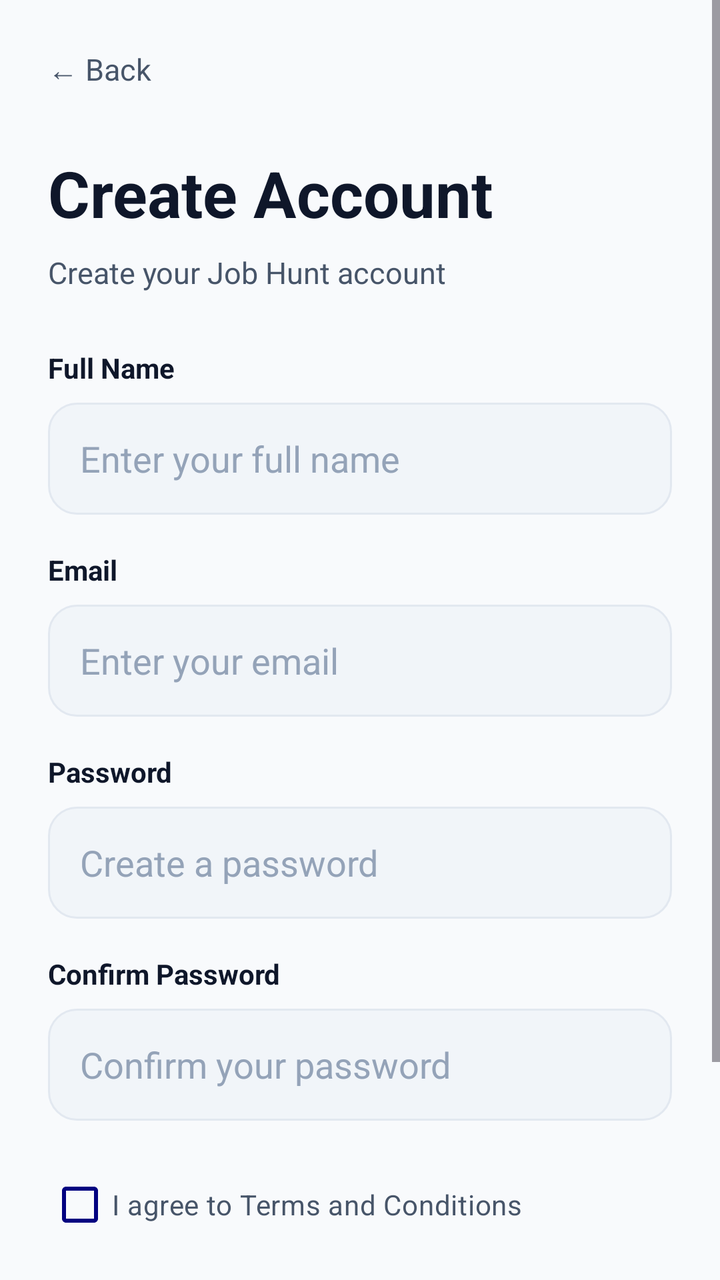
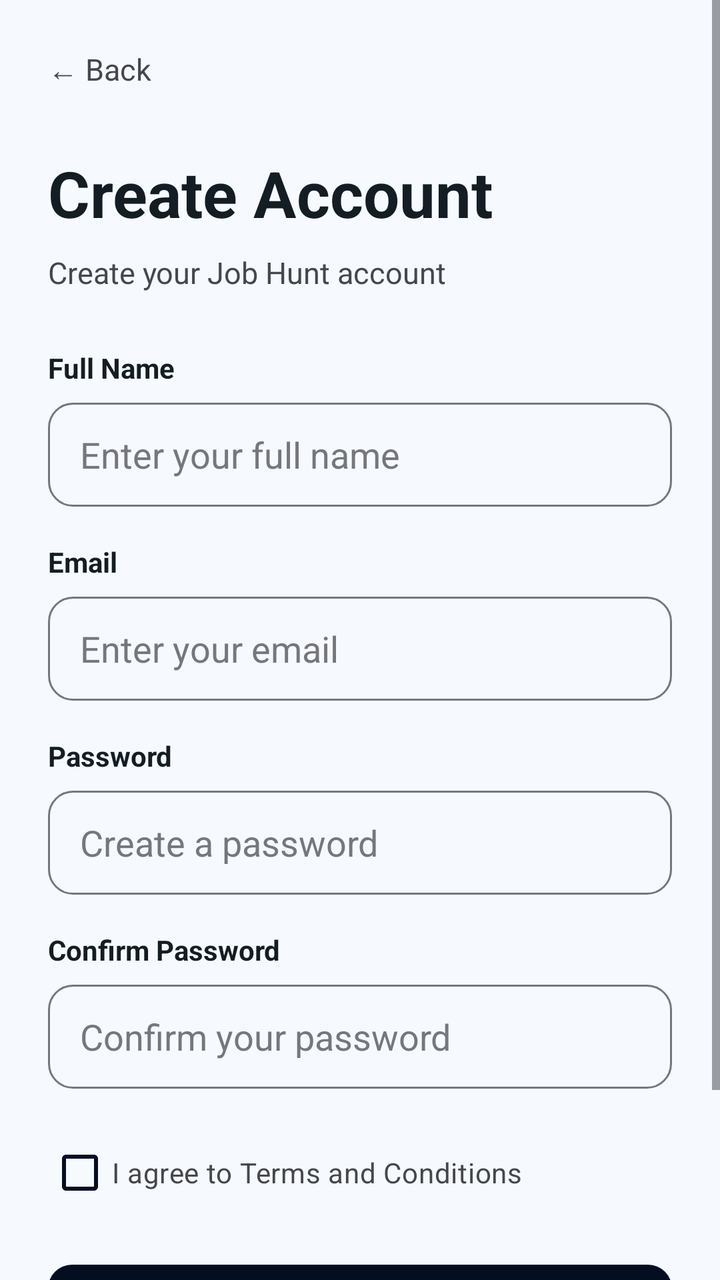

An Android layout rendered at two revisions. The XML below is the earlier revision; the diff shows what the commit changed to produce the second picture.
<!-- AndroidManifest.xml: application theme Theme.MiniJobHunt -->
<!-- res/layout/activity_client_free_lancer_register.xml -->
<?xml version="1.0" encoding="utf-8"?>
<ScrollView xmlns:android="http://schemas.android.com/apk/res/android"
    android:layout_width="match_parent"
    android:layout_height="match_parent"
    android:fillViewport="true"
    android:background="@color/background">

    <LinearLayout
        android:layout_width="match_parent"
        android:layout_height="wrap_content"
        android:orientation="vertical"
        android:padding="24dp">

        
        <TextView
            android:id="@+id/txtBack"
            android:layout_width="wrap_content"
            android:layout_height="wrap_content"
            android:text="← Back"
            android:textColor="@color/text_secondary"
            android:textSize="15sp" />

        
        <TextView
            android:layout_width="wrap_content"
            android:layout_height="wrap_content"
            android:layout_marginTop="30dp"
            android:text="Create Account"
            android:textColor="@color/text_primary"
            android:textSize="32sp"
            android:textStyle="bold" />

        
        <TextView
            android:layout_width="wrap_content"
            android:layout_height="wrap_content"
            android:layout_marginTop="8dp"
            android:layout_marginBottom="28dp"
            android:text="Create your Job Hunt account"
            android:textColor="@color/text_secondary"
            android:textSize="15sp" />

        
        <TextView
            android:text="Full Name"
            android:textStyle="bold"
            android:textColor="@color/text_primary"
            android:layout_width="wrap_content"
            android:layout_height="wrap_content"/>

        <EditText
            android:id="@+id/etName"
            android:layout_width="match_parent"
            android:layout_height="56dp"
            android:layout_marginTop="8dp"
            android:background="@drawable/bg_input"
            android:hint="Enter your full name"
            android:paddingHorizontal="16dp"
            android:textColor="@color/text_primary"
            android:textColorHint="@color/text_hint"
            android:inputType="textPersonName"/>

        
        <TextView
            android:layout_marginTop="18dp"
            android:text="Email"
            android:textStyle="bold"
            android:textColor="@color/text_primary"
            android:layout_width="wrap_content"
            android:layout_height="wrap_content"/>

        <EditText
            android:id="@+id/etEmail"
            android:layout_width="match_parent"
            android:layout_height="56dp"
            android:layout_marginTop="8dp"
            android:background="@drawable/bg_input"
            android:hint="Enter your email"
            android:paddingHorizontal="16dp"
            android:textColor="@color/text_primary"
            android:textColorHint="@color/text_hint"
            android:inputType="textEmailAddress"/>

        
        <TextView
            android:layout_marginTop="18dp"
            android:text="Password"
            android:textStyle="bold"
            android:textColor="@color/text_primary"
            android:layout_width="wrap_content"
            android:layout_height="wrap_content"/>

        <EditText
            android:id="@+id/etPassword"
            android:layout_width="match_parent"
            android:layout_height="56dp"
            android:layout_marginTop="8dp"
            android:background="@drawable/bg_input"
            android:hint="Create a password"
            android:paddingHorizontal="16dp"
            android:textColor="@color/text_primary"
            android:textColorHint="@color/text_hint"
            android:inputType="textPassword"/>

        
        <TextView
            android:layout_marginTop="18dp"
            android:text="Confirm Password"
            android:textStyle="bold"
            android:textColor="@color/text_primary"
            android:layout_width="wrap_content"
            android:layout_height="wrap_content"/>

        <EditText
            android:id="@+id/etConfirmPassword"
            android:layout_width="match_parent"
            android:layout_height="56dp"
            android:layout_marginTop="8dp"
            android:background="@drawable/bg_input"
            android:hint="Confirm your password"
            android:paddingHorizontal="16dp"
            android:textColor="@color/text_primary"
            android:textColorHint="@color/text_hint"
            android:inputType="textPassword"/>

        
        <CheckBox
            android:id="@+id/chkTerms"
            android:layout_width="wrap_content"
            android:layout_height="wrap_content"
            android:layout_marginTop="18dp"
            android:buttonTint="@color/primary"
            android:text="I agree to Terms and Conditions"
            android:textColor="@color/text_secondary"/>

        
        <Button
            android:id="@+id/btnRegister"
            android:layout_width="match_parent"
            android:layout_height="56dp"
            android:layout_marginTop="22dp"
            android:backgroundTint="@color/primary"
            android:text="Create Account"
            android:textAllCaps="false"
            android:textColor="@color/text_on_primary"
            android:textSize="16sp"
            android:textStyle="bold"/>

        
        <LinearLayout
            android:layout_width="wrap_content"
            android:layout_height="wrap_content"
            android:layout_gravity="center"
            android:layout_marginTop="24dp"
            android:orientation="horizontal">

            <TextView
                android:layout_width="wrap_content"
                android:layout_height="wrap_content"
                android:text="Already have an account? "
                android:textColor="@color/text_secondary"/>

            <TextView
                android:id="@+id/txtLogin"
                android:layout_width="wrap_content"
                android:layout_height="wrap_content"
                android:text="Sign In"
                android:textColor="@color/primary"
                android:textStyle="bold"/>

        </LinearLayout>

    </LinearLayout>

</ScrollView>
<!-- resources referenced by this layout -->
<resources>
  <color name="background">#F8FAFC</color>
  <color name="primary">#000080</color>
  <color name="text_hint">#94A3B8</color>
  <color name="text_on_primary">#FFFFFF</color>
  <color name="text_primary">#0F172A</color>
  <color name="text_secondary">#475569</color>
  <!-- drawable bg_input (drawable) -->
  <?xml version="1.0" encoding="utf-8"?>
  <ripple xmlns:android="http://schemas.android.com/apk/res/android"
      android:color="@color/primary_light">
      <item>
          <shape android:shape="rectangle">
              <solid android:color="@color/surface_variant" />
              <corners android:radius="14dp" />
              <stroke
                  android:width="1dp"
                  android:color="@color/divider" />
          </shape>
      </item>
  </ripple>
  <style name="Theme.MiniJobHunt" parent="Base.Theme.MiniJobHunt" />
  <color name="primary_light">#E6E6FF</color>
  <color name="surface_variant">#F1F5F9</color>
  <color name="divider">#E2E8F0</color>
  <style name="Base.Theme.MiniJobHunt" parent="Theme.Material3.DayNight.NoActionBar">
          <item name="colorPrimary">@color/primary</item>
          <item name="colorOnPrimary">@color/white</item>
          <item name="colorPrimaryContainer">@color/primary_light</item>
          <item name="colorOnPrimaryContainer">@color/primary_dark</item>
  
          <item name="colorSecondary">@color/info</item>
          <item name="colorOnSecondary">@color/white</item>
  
          <item name="android:windowBackground">@color/background</item>
          <item name="android:statusBarColor">@color/background</item>
          <item name="android:windowLightStatusBar">true</item>
  
          
          <item name="textAppearanceHeadlineLarge">@style/AppText.HeadlineLarge</item>
          <item name="textAppearanceTitleMedium">@style/AppText.TitleMedium</item>
          <item name="textAppearanceBodyLarge">@style/AppText.BodyLarge</item>
      </style>
  <color name="white">#FFFFFF</color>
  <color name="primary_dark">#000066</color>
  <color name="info">#000080</color>
  <style name="AppText.HeadlineLarge">
          <item name="android:textSize">30sp</item>
          <item name="android:textStyle">bold</item>
          <item name="android:textColor">@color/text_primary</item>
          <item name="android:letterSpacing">-0.02</item>
      </style>
  <style name="AppText.TitleMedium">
          <item name="android:textSize">18sp</item>
          <item name="android:textStyle">bold</item>
          <item name="android:textColor">@color/text_primary</item>
      </style>
  <style name="AppText.BodyLarge">
          <item name="android:textSize">16sp</item>
          <item name="android:textColor">@color/text_secondary</item>
      </style>
</resources>

<!-- the commit's change to res/layout/activity_client_free_lancer_register.xml (unified diff, before → after) -->
@@ -1,5 +1,6 @@
 <?xml version="1.0" encoding="utf-8"?>
 <ScrollView xmlns:android="http://schemas.android.com/apk/res/android"
+    xmlns:app="http://schemas.android.com/apk/res-auto"
     android:layout_width="match_parent"
     android:layout_height="match_parent"
     android:fillViewport="true"
@@ -42,109 +43,107 @@
 
         
         <TextView
+            android:layout_width="wrap_content"
+            android:layout_height="wrap_content"
             android:text="Full Name"
-            android:textStyle="bold"
             android:textColor="@color/text_primary"
-            android:layout_width="wrap_content"
-            android:layout_height="wrap_content"/>
+            android:textStyle="bold" />
 
         <EditText
             android:id="@+id/etName"
             android:layout_width="match_parent"
-            android:layout_height="56dp"
+            android:layout_height="52dp"
             android:layout_marginTop="8dp"
-            android:background="@drawable/bg_input"
+            android:background="@drawable/bg_input_rounded"
             android:hint="Enter your full name"
+            android:inputType="textPersonName"
             android:paddingHorizontal="16dp"
             android:textColor="@color/text_primary"
-            android:textColorHint="@color/text_hint"
-            android:inputType="textPersonName"/>
+            android:textColorHint="@color/text_hint" />
 
         
         <TextView
+            android:layout_width="wrap_content"
+            android:layout_height="wrap_content"
             android:layout_marginTop="18dp"
             android:text="Email"
-            android:textStyle="bold"
             android:textColor="@color/text_primary"
-            android:layout_width="wrap_content"
-            android:layout_height="wrap_content"/>
+            android:textStyle="bold" />
 
         <EditText
             android:id="@+id/etEmail"
             android:layout_width="match_parent"
-            android:layout_height="56dp"
+            android:layout_height="52dp"
             android:layout_marginTop="8dp"
-            android:background="@drawable/bg_input"
+            android:background="@drawable/bg_input_rounded"
             android:hint="Enter your email"
+            android:inputType="textEmailAddress"
             android:paddingHorizontal="16dp"
             android:textColor="@color/text_primary"
-            android:textColorHint="@color/text_hint"
-            android:inputType="textEmailAddress"/>
+            android:textColorHint="@color/text_hint" />
 
         
         <TextView
+            android:layout_width="wrap_content"
+            android:layout_height="wrap_content"
             android:layout_marginTop="18dp"
             android:text="Password"
-            android:textStyle="bold"
             android:textColor="@color/text_primary"
-            android:layout_width="wrap_content"
-            android:layout_height="wrap_content"/>
+            android:textStyle="bold" />
 
         <EditText
             android:id="@+id/etPassword"
             android:layout_width="match_parent"
-            android:layout_height="56dp"
+            android:layout_height="52dp"
             android:layout_marginTop="8dp"
-            android:background="@drawable/bg_input"
+            android:background="@drawable/bg_input_rounded"
             android:hint="Create a password"
+            android:inputType="textPassword"
             android:paddingHorizontal="16dp"
             android:textColor="@color/text_primary"
-            android:textColorHint="@color/text_hint"
-            android:inputType="textPassword"/>
+            android:textColorHint="@color/text_hint" />
 
         
         <TextView
+            android:layout_width="wrap_content"
+            android:layout_height="wrap_content"
             android:layout_marginTop="18dp"
             android:text="Confirm Password"
-            android:textStyle="bold"
             android:textColor="@color/text_primary"
-            android:layout_width="wrap_content"
-            android:layout_height="wrap_content"/>
+            android:textStyle="bold" />
 
         <EditText
             android:id="@+id/etConfirmPassword"
             android:layout_width="match_parent"
-            android:layout_height="56dp"
+            android:layout_height="52dp"
             android:layout_marginTop="8dp"
-            android:background="@drawable/bg_input"
+            android:background="@drawable/bg_input_rounded"
             android:hint="Confirm your password"
+            android:inputType="textPassword"
             android:paddingHorizontal="16dp"
             android:textColor="@color/text_primary"
-            android:textColorHint="@color/text_hint"
-            android:inputType="textPassword"/>
+            android:textColorHint="@color/text_hint" />
 
         
-        <CheckBox
+        <com.google.android.material.checkbox.MaterialCheckBox
             android:id="@+id/chkTerms"
             android:layout_width="wrap_content"
             android:layout_height="wrap_content"
             android:layout_marginTop="18dp"
             android:buttonTint="@color/primary"
             android:text="I agree to Terms and Conditions"
-            android:textColor="@color/text_secondary"/>
+            android:textColor="@color/text_secondary" />
 
         
-        <Button
+        <com.google.android.material.button.MaterialButton
             android:id="@+id/btnRegister"
+            style="@style/AppButton.Primary"
             android:layout_width="match_parent"
-            android:layout_height="56dp"
+            android:layout_height="52dp"
             android:layout_marginTop="22dp"
-            android:backgroundTint="@color/primary"
             android:text="Create Account"
             android:textAllCaps="false"
-            android:textColor="@color/text_on_primary"
-            android:textSize="16sp"
-            android:textStyle="bold"/>
+            android:textSize="16sp" />
 
         
         <LinearLayout
@@ -158,7 +157,7 @@
                 android:layout_width="wrap_content"
                 android:layout_height="wrap_content"
                 android:text="Already have an account? "
-                android:textColor="@color/text_secondary"/>
+                android:textColor="@color/text_secondary" />
 
             <TextView
                 android:id="@+id/txtLogin"
@@ -166,7 +165,7 @@
                 android:layout_height="wrap_content"
                 android:text="Sign In"
                 android:textColor="@color/primary"
-                android:textStyle="bold"/>
+                android:textStyle="bold" />
 
         </LinearLayout>
 
<!-- resource entries referenced after the edit -->
@@ -1,36 +1,50 @@
 <!-- resources referenced by this layout -->
 <resources>
-  <color name="background">#F8FAFC</color>
-  <color name="primary">#000080</color>
-  <color name="text_hint">#94A3B8</color>
-  <color name="text_on_primary">#FFFFFF</color>
-  <color name="text_primary">#0F172A</color>
-  <color name="text_secondary">#475569</color>
-  <!-- drawable bg_input (drawable) -->
+  <color name="background">#f6faff</color>
+  <color name="primary">#050e21</color>
+  <color name="text_hint">#76777d</color>
+  <color name="text_primary">#141d23</color>
+  <color name="text_secondary">#45474c</color>
+  <!-- drawable bg_input_rounded (drawable) -->
   <?xml version="1.0" encoding="utf-8"?>
-  <ripple xmlns:android="http://schemas.android.com/apk/res/android"
-      android:color="@color/primary_light">
+  <selector xmlns:android="http://schemas.android.com/apk/res/android">
+      <item android:state_focused="true">
+          <shape android:shape="rectangle">
+              <solid android:color="@android:color/transparent" />
+              <corners android:radius="12dp" />
+              <stroke
+                  android:width="2dp"
+                  android:color="@color/primary" />
+          </shape>
+      </item>
       <item>
           <shape android:shape="rectangle">
-              <solid android:color="@color/surface_variant" />
-              <corners android:radius="14dp" />
+              <solid android:color="@android:color/transparent" />
+              <corners android:radius="12dp" />
               <stroke
                   android:width="1dp"
-                  android:color="@color/divider" />
+                  android:color="@color/outline" />
           </shape>
       </item>
-  </ripple>
+  </selector>
+  <style name="AppButton.Primary" parent="Widget.Material3.Button">
+          <item name="backgroundTint">@color/primary</item>
+          <item name="android:textColor">@color/white</item>
+          <item name="shapeAppearance">@style/ShapeAppearance.App.Medium</item>
+          <item name="android:insetTop">0dp</item>
+          <item name="android:insetBottom">0dp</item>
+          <item name="android:letterSpacing">0.01</item>
+          <item name="android:textStyle">bold</item>
+      </style>
   <style name="Theme.MiniJobHunt" parent="Base.Theme.MiniJobHunt" />
-  <color name="primary_light">#E6E6FF</color>
-  <color name="surface_variant">#F1F5F9</color>
-  <color name="divider">#E2E8F0</color>
+  <color name="outline">#76777d</color>
   <style name="Base.Theme.MiniJobHunt" parent="Theme.Material3.DayNight.NoActionBar">
           <item name="colorPrimary">@color/primary</item>
           <item name="colorOnPrimary">@color/white</item>
-          <item name="colorPrimaryContainer">@color/primary_light</item>
-          <item name="colorOnPrimaryContainer">@color/primary_dark</item>
+          <item name="colorPrimaryContainer">@color/primary_container</item>
+          <item name="colorOnPrimaryContainer">@color/on_primary_container</item>
   
-          <item name="colorSecondary">@color/info</item>
+          <item name="colorSecondary">@color/secondary</item>
           <item name="colorOnSecondary">@color/white</item>
   
           <item name="android:windowBackground">@color/background</item>
@@ -41,12 +55,17 @@
           <item name="textAppearanceHeadlineLarge">@style/AppText.HeadlineLarge</item>
           <item name="textAppearanceTitleMedium">@style/AppText.TitleMedium</item>
           <item name="textAppearanceBodyLarge">@style/AppText.BodyLarge</item>
+          <item name="textAppearanceLabelMedium">@style/AppText.LabelMedium</item>
       </style>
+  <color name="primary_container">#1b2437</color>
+  <color name="on_primary_container">#828ba2</color>
+  <color name="secondary">#5c5f60</color>
   <color name="white">#FFFFFF</color>
-  <color name="primary_dark">#000066</color>
-  <color name="info">#000080</color>
+  <style name="ShapeAppearance.App.Medium" parent="ShapeAppearance.Material3.MediumComponent">
+          <item name="cornerSize">12dp</item>
+      </style>
   <style name="AppText.HeadlineLarge">
-          <item name="android:textSize">30sp</item>
+          <item name="android:textSize">24sp</item>
           <item name="android:textStyle">bold</item>
           <item name="android:textColor">@color/text_primary</item>
           <item name="android:letterSpacing">-0.02</item>
@@ -60,5 +79,12 @@
           <item name="android:textSize">16sp</item>
           <item name="android:textColor">@color/text_secondary</item>
       </style>
+  <style name="AppText.LabelMedium">
+          <item name="android:textSize">12sp</item>
+          <item name="android:textStyle">bold</item>
+          <item name="android:textColor">@color/text_muted</item>
+          <item name="android:letterSpacing">0.01</item>
+      </style>
+  <color name="text_muted">#76777d</color>
 </resources>
 
